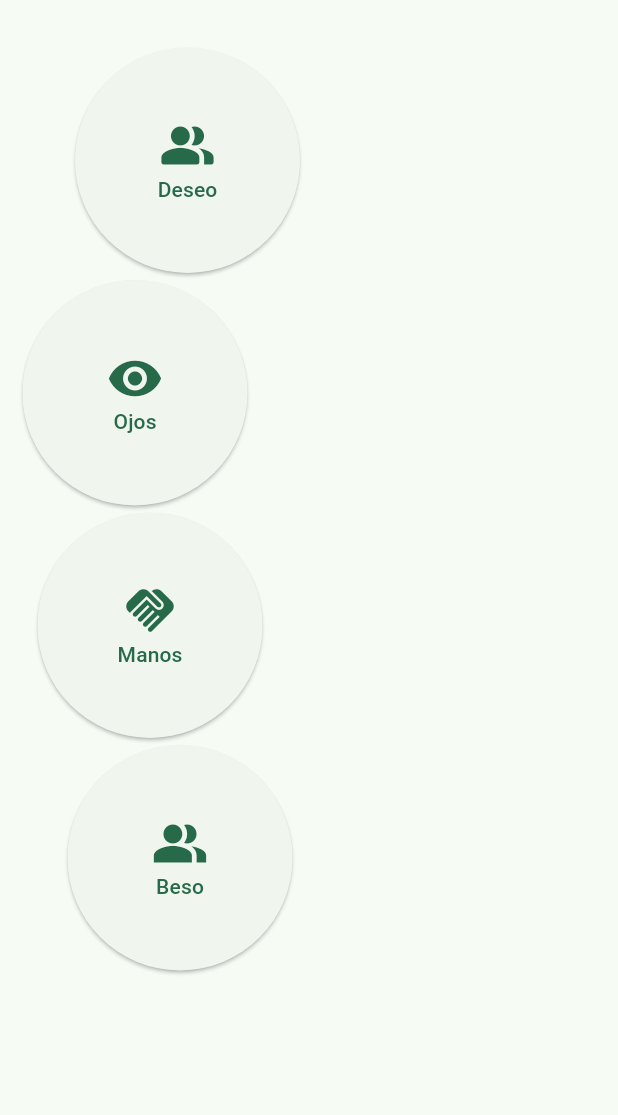
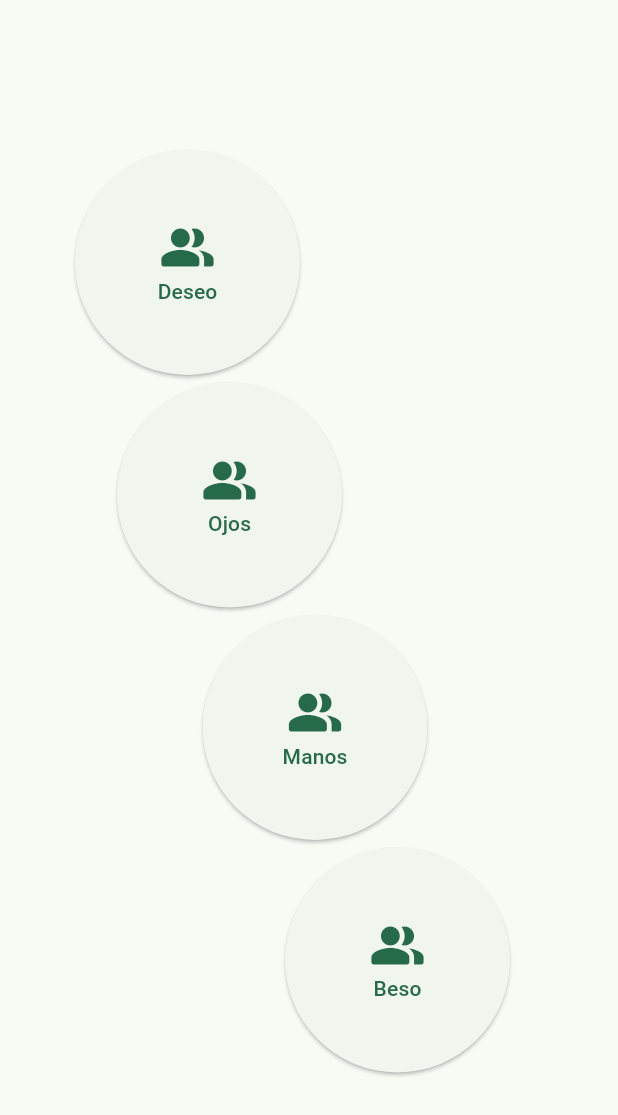
Before and after one commit to tsinvari/path_kiss, a Flutter app: the screen it shows after launch, after a tap on the "next plan" icon, on a phone screen of 412 x 824 dp. Shown: the top 1115 px of the screen. Run offline on Flutter 3.47's test engine with Material 3 defaults, Android fonts, the phone set to English and light mode, and no system bars.

Commit message:
Quasi poem, quasi path

```diff
--- a/lib/main.dart
+++ b/lib/main.dart
@@ -55,6 +55,9 @@
           mainAxisSize: MainAxisSize.min,
           mainAxisAlignment: MainAxisAlignment.center,
           children: <Widget>[
+            Container(
+                height: 100,
+               ),
             Row(
               mainAxisAlignment: MainAxisAlignment.spaceEvenly,
               children: [
@@ -62,7 +65,7 @@
                 margin: const EdgeInsets.symmetric(vertical: 20.0),
                 child: DropdownButton<String>(
                 hint: Text("Language"),
-                value: null,
+                value: selecLanguage,
                 items: languages.map<DropdownMenuItem<String>>((String value) {
                     return DropdownMenuItem<String>(
                       value: value,
@@ -70,14 +73,11 @@
                     );
                   }).toList(),
                 onChanged: (String? value) {
-                  if (value == null){
+                  if (value != null){
                     setState(() {
-                      selecLanguage = "Español";
+                      selecLanguage = value;
                     });
-                  }else{
-                    setState(() {
-                      selecLanguage = value.toString();
-                    });}
+                  }
                   }),
               )
               ],
--- a/lib/path.dart
+++ b/lib/path.dart
@@ -14,22 +14,51 @@
 
 class _pathPageState extends State<pathPage> {
 
-  List _items = [];
+  late List _items;
 
-  Future <void> readJson() async{
-    final response = await rootBundle.loadString('assets/poetry.json');
-    final data = await json.decode(response);
-    setState(() {
-      _items = data[widget.language];
-    });
+  @override
+  void initState() {
+    super.initState();
+    _items = [];
+    readJson();
   }
 
-  final List<Color> cardColors = [
-    Color(0xFF607274),
-    Color(0xFFFAEED1),
-    Color(0xFFDED0B6),
-    Color(0xFFB2A59B),
-  ];
+    Future<void> readJson() async {
+    try {
+      final response = await rootBundle.loadString('assets/poetry.json');
+      final data = await json.decode(response);
+      setState(() {
+        _items = data[widget.language] ?? []; // Handle empty case
+      });
+    } catch (e) {
+      print('Error loading JSON: $e');
+    }
+  }
+
+    Widget customButton(int index) {
+    return Container(
+      width: 150,
+      height: 150,
+      child: ElevatedButton(
+        onPressed: () {
+          if (index < _items.length) {
+            var snackBar = SnackBar(content: Text(_items[index]['url']));
+            ScaffoldMessenger.of(context).showSnackBar(snackBar);
+            Navigator.of(context).push(MaterialPageRoute(
+              builder: (context) => poemPage(language: widget.language, poem: index),
+            ));
+          }
+        },
+        child: Column(
+          mainAxisAlignment: MainAxisAlignment.center,
+          children: <Widget>[
+            Icon(Icons.people_alt_rounded, size: 38),
+            if (index < _items.length) Text(_items[index]['title']),
+          ],
+        ),
+      ),
+    );
+  }
 
 
   @override
@@ -46,8 +75,7 @@
               mainAxisAlignment: MainAxisAlignment.spaceEvenly,
               children: [
                 Container(
-                alignment: Alignment.center,
-                padding: EdgeInsets.all(16.0),
+                height: 100,
                ),
               ],
             ),
@@ -56,95 +84,31 @@
 
             children: [
               Container(width: 50,),
-              SizedBox(
-                      height: 150,
-                      width: 150,
-                      child: ElevatedButton(
-                        child: Column (
-                          mainAxisAlignment: MainAxisAlignment.center,
-                          children: <Widget>[
-                               Icon(Icons.people_alt_rounded,size: 38,),
-                               Text(_items[0]['title'])
-                              ],),
-                        onPressed: (){
-                                    var snackBar = SnackBar(content: Text(_items[0]['url']));
-                                    ScaffoldMessenger.of(context).showSnackBar(snackBar);
-                                    Navigator.of(context).push(
-                                        MaterialPageRoute(builder: (context) => poemPage(language: widget.language, poem: 0)));
-                                  },),
-                    ),
+              customButton(0)
             ],
           ),
           Container(height: 5,),
           Row(
             mainAxisAlignment: MainAxisAlignment.start,
             children: [
-              Container(width: 15,),
-              SizedBox(
-                      height: 150,
-                      width: 150,
-                      child: ElevatedButton(
-                        child: Column (
-                          mainAxisAlignment: MainAxisAlignment.center,
-                          children: <Widget>[
-                               Icon(Icons.remove_red_eye_rounded,size: 38,),
-                               Text(_items[1]['title'])
-                              ],),
-                        onPressed: (){
-                                    var snackBar = SnackBar(content: Text(_items[1]['url']));
-                                    ScaffoldMessenger.of(context).showSnackBar(snackBar);
-                                    Navigator.of(context).push(
-                                        MaterialPageRoute(builder: (context) => poemPage(language: widget.language, poem: 1)));
-                                  },),
-                    ),
+              Container(width: 78,),
+              customButton(1)
             ],
           ),
           Container(height: 5,),
           Row(
             mainAxisAlignment: MainAxisAlignment.start,
             children: [
-              Container(width: 25,),
-              SizedBox(
-                      height: 150,
-                      width: 150,
-                      child: ElevatedButton(
-                        child: Column (
-                          mainAxisAlignment: MainAxisAlignment.center,
-                          children: <Widget>[
-                               Icon(Icons.handshake_rounded,size: 38,),
-                               Text(_items[2]['title'])
-                              ],),
-                        onPressed: (){
-                                    var snackBar = SnackBar(content: Text(_items[2]['url']));
-                                    ScaffoldMessenger.of(context).showSnackBar(snackBar);
-                                    Navigator.of(context).push(
-                                        MaterialPageRoute(builder: (context) => poemPage(language: widget.language, poem: 2)));
-                                  },),
-                    ),
+              Container(width: 135,),
+              customButton(2)
             ],
           ),
           Container(height: 5,),
           Row(
             mainAxisAlignment: MainAxisAlignment.start,
             children: [
-              Container(width: 45,),
-              SizedBox(
-                      height: 150,
-                      width: 150,
-                      child: ElevatedButton(
-                        child: Column (
-                          mainAxisAlignment: MainAxisAlignment.center,
-                          children: <Widget>[
-                               Icon(Icons.people_alt,size: 38,),
-                               Text(_items[3]['title'])
-                              ],),
-                        onPressed: (){
-                                    var snackBar = SnackBar(content: Text(_items[3]['url']));
-                                    ScaffoldMessenger.of(context).showSnackBar(snackBar);
-                                    Navigator.of(context).push(
-                                        MaterialPageRoute(builder: (context) => poemPage(language: widget.language, poem: 3)));
-                                  },),
-                    ),
+              Container(width: 190,),
+              customButton(3)
             ],
           ),
 
--- a/pubspec.yaml
+++ b/pubspec.yaml
@@ -61,6 +61,10 @@
   # To add assets to your application, add an assets section, like this:
   assets:
     - assets/poetry.json
+    - assets/beso.jpg
+    - assets/deseo.jpg
+    - assets/manos.jpg
+    - assets/ojos.jpg
   #   - images/a_dot_burr.jpeg
   #   - images/a_dot_ham.jpeg
 
```
Also changed, not shown: assets/poetry.json (+40 -16 lines), lib/poem.dart (+44 -19 lines), assets/beso.jpg (added), assets/deseo.jpg (added), assets/manos.jpg (added), assets/ojos.jpg (added).
